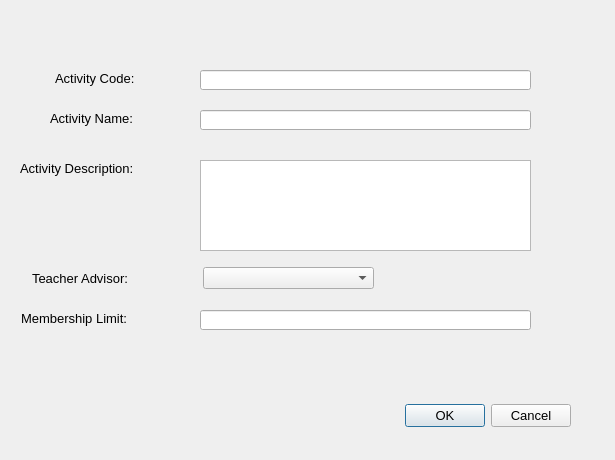
First picture: the form in editactivitydialog.ui, repository thenewcoder/school-administration-system, before the edit.
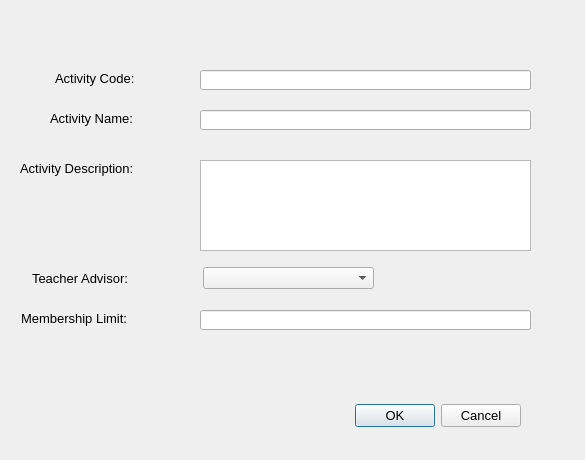
Second picture: the form after the edit.

Commit message: Added a check to see if the OK button should be enabled in the edit activity dialog.

Patch:
```diff
--- a/editactivitydialog.ui
+++ b/editactivitydialog.ui
@@ -6,7 +6,7 @@
    <rect>
     <x>0</x>
     <y>0</y>
-    <width>615</width>
+    <width>585</width>
     <height>460</height>
    </rect>
   </property>
@@ -21,7 +21,7 @@
   <widget class="QDialogButtonBox" name="buttonBox">
    <property name="geometry">
     <rect>
-     <x>230</x>
+     <x>180</x>
      <y>400</y>
      <width>341</width>
      <height>32</height>
```
The commit also changes 3 other files.
